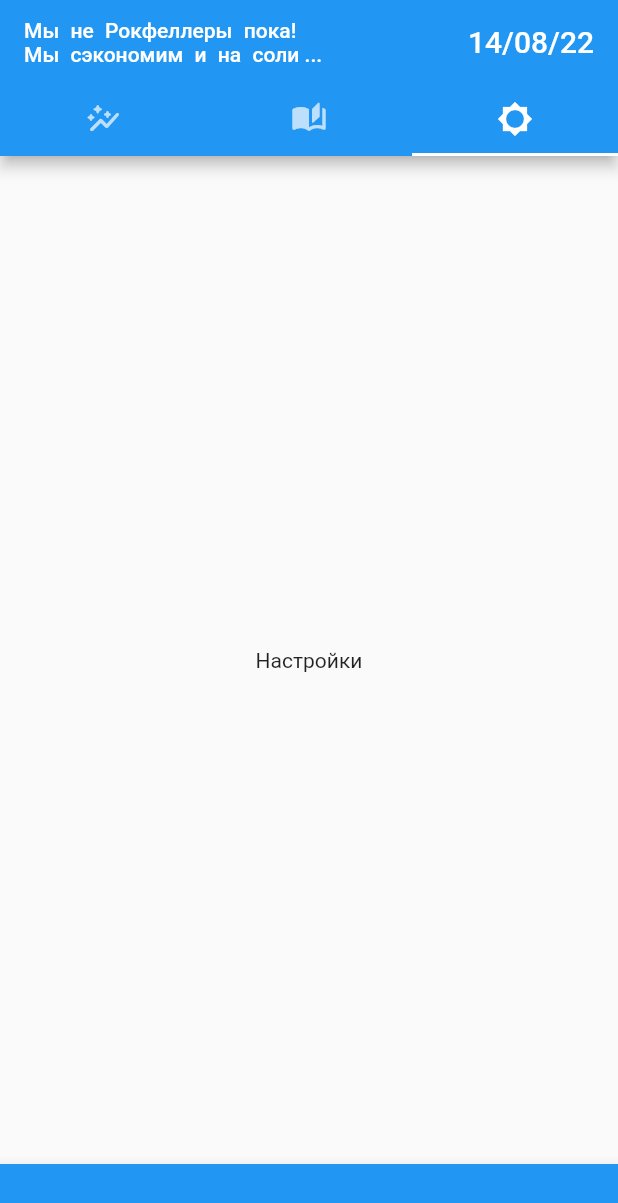
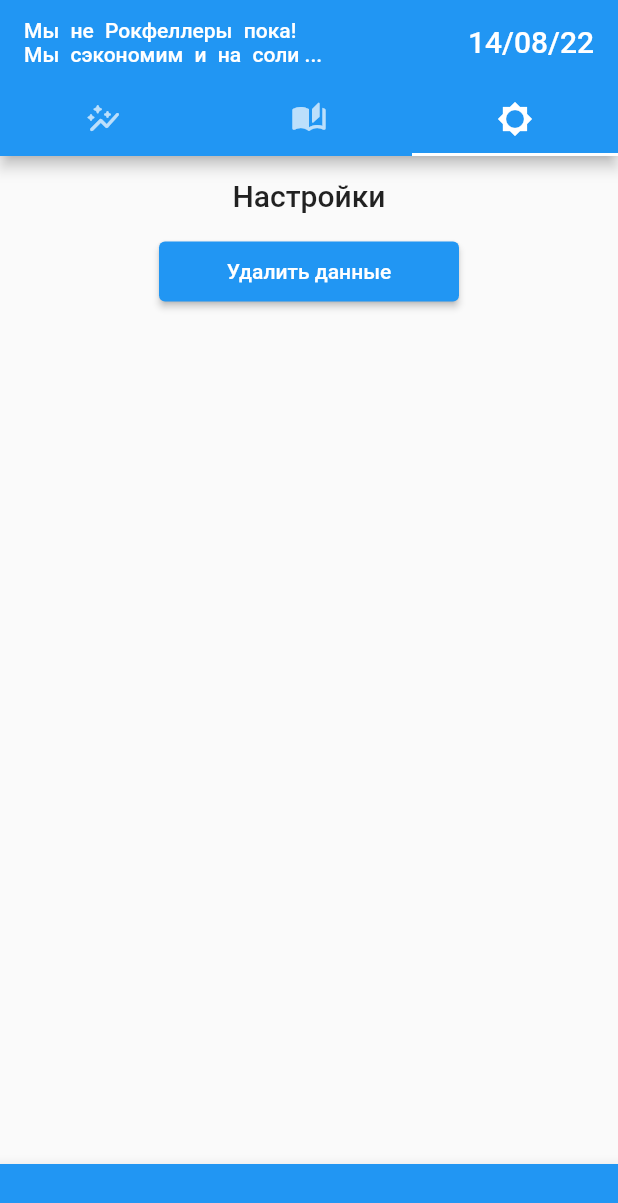
Before and after one commit to AnastasiyaAD/portemonnaie, a Flutter app: the screen it shows after launch, tab 3 chosen, on a phone screen of 412 x 824 dp. Shown: the top 1203 px of the screen. Run offline on Flutter 3.47's test engine with Material 2 defaults, Android fonts, the phone set to English and light mode, and no system bars; our stand-ins replace date_format, dropdown_button2, hive, shared_preferences; accounts and stored records are empty; statements that could not run were skipped.

Commit message:
page settings

```diff
--- a/lib/presentation/page/home.dart
+++ b/lib/presentation/page/home.dart
@@ -3,6 +3,7 @@ import 'package:date_format/date_format.dart';
 import 'package:portemonnaie/presentation/page/buyPage.dart';
 import 'package:portemonnaie/presentation/widget/bottomAppBarWithButton.dart';
 import 'package:portemonnaie/presentation/widget/moneyCard.dart';
+import 'package:portemonnaie/presentation/widget/settingCard.dart';
 
 class Home extends StatefulWidget {
   @override
@@ -66,8 +67,18 @@ class _HomeState extends State<Home> with TickerProviderStateMixin {
           const Center(
             child: Text("Список покупок"),
           ),
-          const Center(
-            child: Text("Настройки"),
+          Center(
+            child: ListView(
+              children:  <Widget>[
+                const SizedBox(height: 15),
+                Center(child:Text("Настройки", style: Theme.of(context).textTheme.titleLarge,)),
+                const SizedBox(height: 15),
+                const Align(
+                  alignment: Alignment.bottomCenter,
+                  child:SettingCard()
+                ),
+              ],
+            ),
           ),
         ],
       ),
--- a/lib/presentation/widget/buyForm.dart
+++ b/lib/presentation/widget/buyForm.dart
@@ -38,9 +38,12 @@ class BuyFormState extends State<BuyForm> {
   final _formKeyShop = GlobalKey<FormState>();
   final _formKeyTypeBuy = GlobalKey<FormState>();
   final _formKeyCurrency = GlobalKey<FormState>();
+
   var shopBox = Hive.box<Shop>('shop');
   var typeBuyBox = Hive.box<TypeBuy>('typeBuy');
   var currencyBox = Hive.box<Currency>('currency');
+  var buyBox = Hive.box<Buy>('buy');
+
   String name = '';
   int storeID = 0;
   int typeID = 0;
@@ -48,7 +51,6 @@ class BuyFormState extends State<BuyForm> {
   double discount = 0.0;
   double price = 0.0;
   DateTime dateBuy = DateTime.now();
-  var buyBox = Hive.box<Buy>('buy');
   static DateTime currentTime = DateTime.now();
   static String date = formatDate(currentTime, [dd, '/', mm, '/', yy]);
   @override
--- /dev/null
+++ b/lib/presentation/widget/settingCard.dart
@@ -0,0 +1,64 @@
+import 'package:flutter/material.dart';
+import 'package:hive/hive.dart';
+import 'package:portemonnaie/domain/model/buy/buy.dart';
+import 'package:portemonnaie/domain/model/buy/shop.dart';
+import 'package:portemonnaie/domain/model/currency.dart';
+import 'package:portemonnaie/domain/model/buy/typeBuy.dart';
+import 'package:shared_preferences/shared_preferences.dart';
+
+class SettingCard extends StatefulWidget {
+  const SettingCard({Key? key}) : super(key: key);
+  @override
+  State createState() => _SettingCardState();
+}
+
+class _SettingCardState extends State<SettingCard> {
+  final Future<SharedPreferences> _prefs = SharedPreferences.getInstance();
+  var shopBox = Hive.box<Shop>('shop');
+  var typeBuyBox = Hive.box<TypeBuy>('typeBuy');
+  var currencyBox = Hive.box<Currency>('currency');
+  var buyBox = Hive.box<Buy>('buy');
+
+  Future<void> cleanMemory() async {
+    final SharedPreferences prefs = await _prefs;
+    setState(() {
+      prefs.setDouble('totalSum', 0.0);
+      shopBox.deleteAll(shopBox.keys);
+      typeBuyBox.deleteAll(typeBuyBox.keys);
+      currencyBox.deleteAll(currencyBox.keys);
+      buyBox.deleteAll(buyBox.keys);
+    });
+  }
+
+  @override
+  Widget build(BuildContext context) {
+    return Center(
+        child: Column(
+      children: [
+        ElevatedButton(
+          style: ButtonStyle(
+            fixedSize: MaterialStateProperty.all(const Size(200, 40)),
+          ),
+          onPressed: () {
+            ScaffoldMessenger.of(context).hideCurrentSnackBar();
+            ScaffoldMessenger.of(context).showSnackBar(SnackBar(
+              content: const Text("Вы уверены, что хотите удалить все данные?"),
+              action: SnackBarAction(
+                label: "Да",
+                onPressed: () {
+                  cleanMemory();
+                  ScaffoldMessenger.of(context).hideCurrentSnackBar();
+                  ScaffoldMessenger.of(context).showSnackBar(const SnackBar(
+                      content: Text(
+                    "Данные удалены",
+                  )));
+                },
+              ),
+            ));
+          },
+          child: const Text("Удалить данные"),
+        ),
+      ],
+    ));
+  }
+}
```
Also changed, not shown: lib/presentation/widget/typeBuyCard.dart (added, +17 -0 lines).
